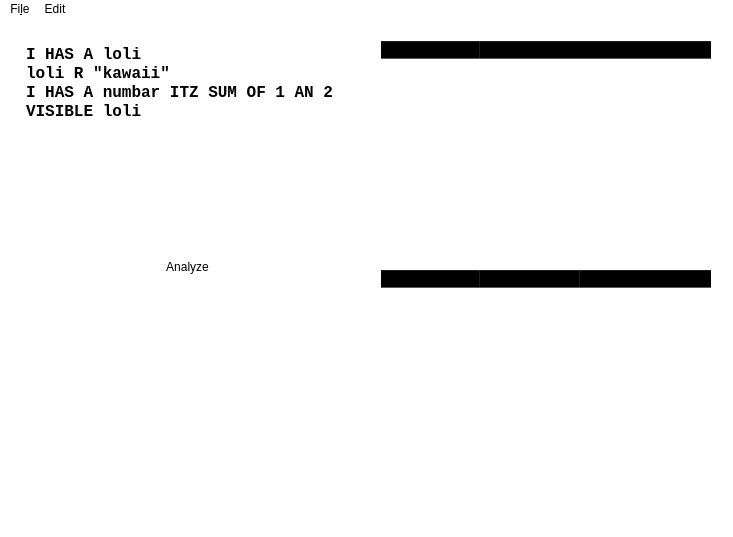
jkcdarunday/ProjectDestiny, file mainwindow.ui: the form before one commit.
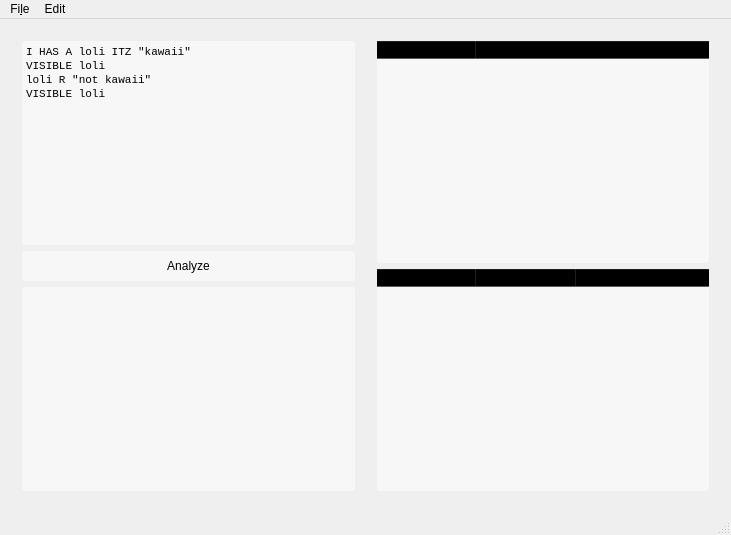
The form after the commit. Icons and pictures are not drawn.

The edit to the form file:
```diff
--- a/mainwindow.ui
+++ b/mainwindow.ui
@@ -6,17 +6,30 @@
    <rect>
     <x>0</x>
     <y>0</y>
-    <width>733</width>
-    <height>537</height>
+    <width>731</width>
+    <height>535</height>
    </rect>
   </property>
   <property name="windowTitle">
    <string>MainWindow</string>
   </property>
   <property name="styleSheet">
-   <string notr="true">*{	
+   <string notr="true"/>
+  </property>
+  <widget class="QWidget" name="mainWidget">
+   <property name="styleSheet">
+    <string notr="true">.QTableWidget,.QHeaderView,.QTextEdit,.QPushButton{	
 	background-color:rgba(255,255,255,0.5);
 	border-radius:3px;
+	color: black;
+}
+
+.QTextEdit:focus{
+	background-color:rgba(255,255,255,0.6);
+}
+
+.QPushButton::hover{
+	background-color:rgba(255,255,255,0.8);
 }
 
 .QFrame{
@@ -28,9 +41,11 @@
 /*	background-image:url(:/images/link.jpg);*/
 	border-image: url(:/images/link.jpg) 0 0 0 0 stretch stretch;
 }</string>
-  </property>
-  <widget class="QWidget" name="mainWidget">
+   </property>
    <layout class="QHBoxLayout" name="horizontalLayout">
+    <property name="spacing">
+     <number>0</number>
+    </property>
     <item>
      <widget class="QFrame" name="processingFrame">
       <property name="frameShape">
@@ -45,19 +60,16 @@
          <property name="font">
           <font>
            <family>Monospace</family>
-           <pointsize>12</pointsize>
-           <weight>75</weight>
-           <bold>true</bold>
           </font>
          </property>
          <property name="html">
           <string>&lt;!DOCTYPE HTML PUBLIC &quot;-//W3C//DTD HTML 4.0//EN&quot; &quot;http://www.w3.org/TR/REC-html40/strict.dtd&quot;&gt;
 &lt;html&gt;&lt;head&gt;&lt;meta name=&quot;qrichtext&quot; content=&quot;1&quot; /&gt;&lt;style type=&quot;text/css&quot;&gt;
 p, li { white-space: pre-wrap; }
-&lt;/style&gt;&lt;/head&gt;&lt;body style=&quot; font-family:'Monospace'; font-size:12pt; font-weight:600; font-style:normal;&quot;&gt;
-&lt;p style=&quot; margin-top:0px; margin-bottom:0px; margin-left:0px; margin-right:0px; -qt-block-indent:0; text-indent:0px;&quot;&gt;I HAS A loli&lt;/p&gt;
-&lt;p style=&quot; margin-top:0px; margin-bottom:0px; margin-left:0px; margin-right:0px; -qt-block-indent:0; text-indent:0px;&quot;&gt;loli R &amp;quot;kawaii&amp;quot;&lt;/p&gt;
-&lt;p style=&quot; margin-top:0px; margin-bottom:0px; margin-left:0px; margin-right:0px; -qt-block-indent:0; text-indent:0px;&quot;&gt;I HAS A numbar ITZ SUM OF 1 AN 2&lt;/p&gt;
+&lt;/style&gt;&lt;/head&gt;&lt;body style=&quot; font-family:'Monospace'; font-size:8pt; font-weight:400; font-style:normal;&quot;&gt;
+&lt;p style=&quot; margin-top:0px; margin-bottom:0px; margin-left:0px; margin-right:0px; -qt-block-indent:0; text-indent:0px;&quot;&gt;I HAS A loli ITZ &amp;quot;kawaii&amp;quot;&lt;/p&gt;
+&lt;p style=&quot; margin-top:0px; margin-bottom:0px; margin-left:0px; margin-right:0px; -qt-block-indent:0; text-indent:0px;&quot;&gt;VISIBLE loli&lt;/p&gt;
+&lt;p style=&quot; margin-top:0px; margin-bottom:0px; margin-left:0px; margin-right:0px; -qt-block-indent:0; text-indent:0px;&quot;&gt;loli R &amp;quot;not kawaii&amp;quot;&lt;/p&gt;
 &lt;p style=&quot; margin-top:0px; margin-bottom:0px; margin-left:0px; margin-right:0px; -qt-block-indent:0; text-indent:0px;&quot;&gt;VISIBLE loli&lt;/p&gt;&lt;/body&gt;&lt;/html&gt;</string>
          </property>
         </widget>
@@ -80,11 +92,11 @@
          <property name="font">
           <font>
            <family>Monospace</family>
-           <pointsize>12</pointsize>
-           <weight>75</weight>
-           <bold>true</bold>
           </font>
          </property>
+         <property name="readOnly">
+          <bool>true</bool>
+         </property>
         </widget>
        </item>
       </layout>
@@ -148,7 +160,7 @@
     <rect>
      <x>0</x>
      <y>0</y>
-     <width>733</width>
+     <width>731</width>
      <height>20</height>
     </rect>
    </property>
```
